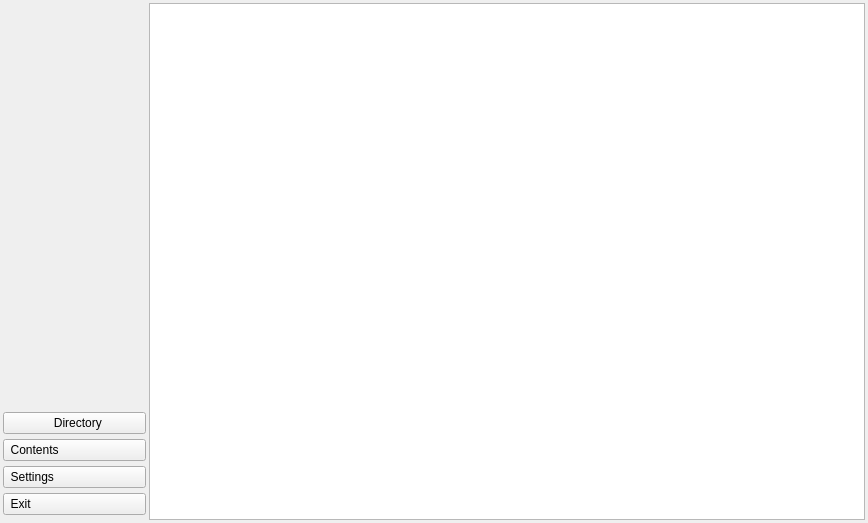
Old version of the form main.ui in the repository Rivridis/Ebook-Reader.
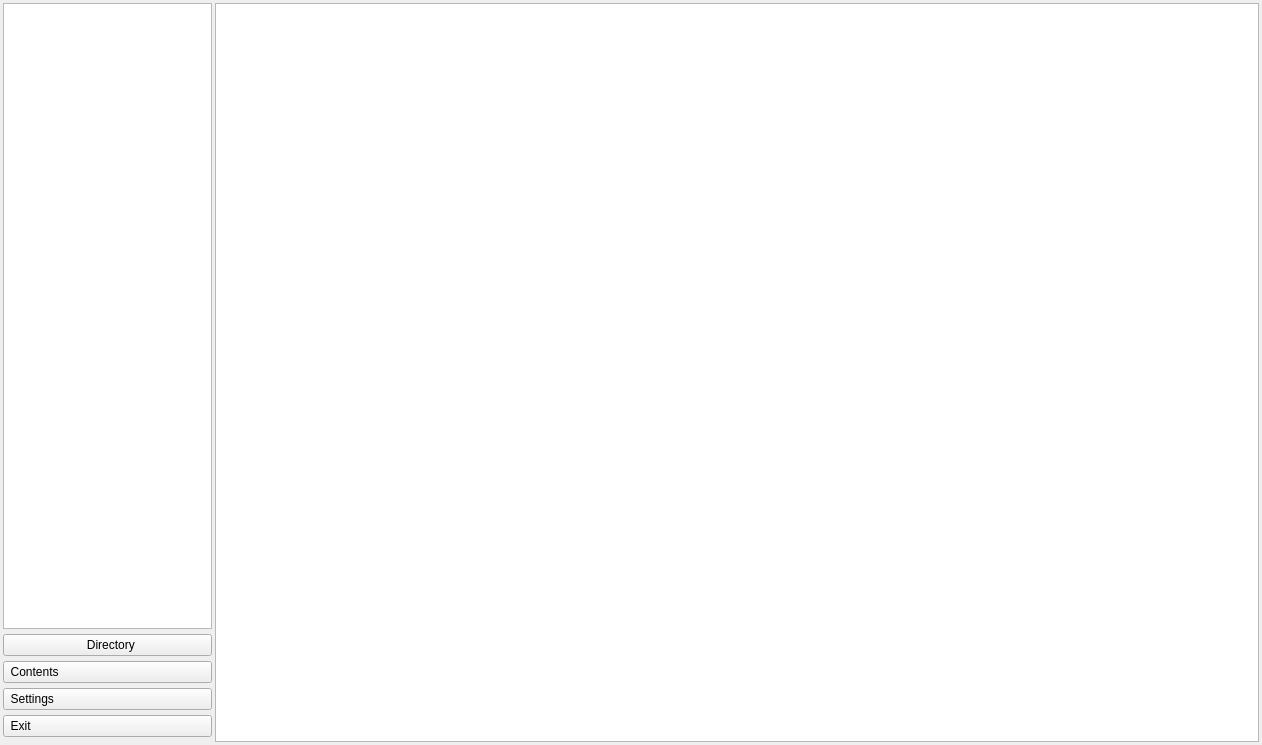
New version of the form. Icons and pictures are not drawn.

What changed in the file:
```diff
--- a/main.ui
+++ b/main.ui
@@ -6,8 +6,8 @@
    <rect>
     <x>0</x>
     <y>0</y>
-    <width>868</width>
-    <height>523</height>
+    <width>1262</width>
+    <height>745</height>
    </rect>
   </property>
   <property name="sizePolicy">
@@ -87,7 +87,45 @@
           <item>
            <widget class="QTreeView" name="tree">
             <property name="styleSheet">
-             <string notr="true">background-color: rgba(255, 255, 255, 0);</string>
+             <string notr="true">QScrollBar::sub-page:horizontal {
+        background: rgba(255, 255, 255, 0)
+    }
+
+    QScrollBar::add-page:horizontal {
+        background: rgba(255, 255, 255, 0)
+    }
+    QScrollBar::sub-page:vertical {
+        background: rgba(255, 255, 255, 0)
+    }
+
+    QScrollBar::add-page:vertical {
+        background: rgba(255, 255, 255, 0)
+    }
+    QScrollBar::handle
+    {
+        background : rgba(138,124,171,1);
+        min-height: 40px;
+    }
+    QScrollBar::handle:vertical
+    {
+        background : rgba(138,124,171,1);
+        min-height: 40px;
+    }
+    QScrollBar::handle::pressed
+    {
+    background : rgba(138,124,171,1); 
+    }
+    QScrollBar::handle::hover
+    {
+    background : rgba(138,124,171,1);
+    }
+    QScrollBar::add-line,
+    QScrollBar::sub-line {
+        width: 0;
+        subcontrol-position: right;
+        subcontrol-origin: margin;
+    }
+</string>
             </property>
            </widget>
           </item>
@@ -196,7 +234,57 @@
       <item>
        <widget class="QTextEdit" name="text">
         <property name="styleSheet">
-         <string notr="true"/>
+         <string notr="true">QScrollBar::sub-page:horizontal {
+        background: rgba(255, 255, 255, 0)
+    }
+
+    QScrollBar::add-page:horizontal {
+        background: rgba(255, 255, 255, 0)
+    }
+    QScrollBar::sub-page:vertical {
+        background: rgba(255, 255, 255, 0)
+    }
+
+    QScrollBar::add-page:vertical {
+        background: rgba(255, 255, 255, 0)
+    }
+    QScrollBar::handle
+    {
+        background : rgba(138,124,171,1);
+        min-height: 40px;
+    }
+    QScrollBar::handle:vertical
+    {
+        background : rgba(138,124,171,1);
+        min-height: 40px;
+    }
+    QScrollBar::handle::pressed
+    {
+    background : rgba(138,124,171,1); 
+    }
+    QScrollBar::handle::hover
+    {
+    background : rgba(138,124,171,1);
+    }
+    QScrollBar::add-line,
+    QScrollBar::sub-line {
+        width: 0;
+        subcontrol-position: right;
+        subcontrol-origin: margin;
+    }</string>
+        </property>
+        <property name="html">
+         <string>&lt;!DOCTYPE HTML PUBLIC &quot;-//W3C//DTD HTML 4.0//EN&quot; &quot;http://www.w3.org/TR/REC-html40/strict.dtd&quot;&gt;
+&lt;html&gt;&lt;head&gt;&lt;meta name=&quot;qrichtext&quot; content=&quot;1&quot; /&gt;&lt;meta charset=&quot;utf-8&quot; /&gt;&lt;style type=&quot;text/css&quot;&gt;
+p, li { white-space: pre-wrap; }
+hr { height: 1px; border-width: 0; }
+li.unchecked::marker { content: &quot;\2610&quot;; }
+li.checked::marker { content: &quot;\2612&quot;; }
+&lt;/style&gt;&lt;/head&gt;&lt;body style=&quot; font-family:'Segoe UI'; font-size:9pt; font-weight:400; font-style:normal;&quot;&gt;
+&lt;p style=&quot;-qt-paragraph-type:empty; margin-top:0px; margin-bottom:0px; margin-left:0px; margin-right:0px; -qt-block-indent:0; text-indent:0px;&quot;&gt;&lt;br /&gt;&lt;/p&gt;&lt;/body&gt;&lt;/html&gt;</string>
+        </property>
+        <property name="textInteractionFlags">
+         <set>Qt::NoTextInteraction</set>
         </property>
        </widget>
       </item>
```
